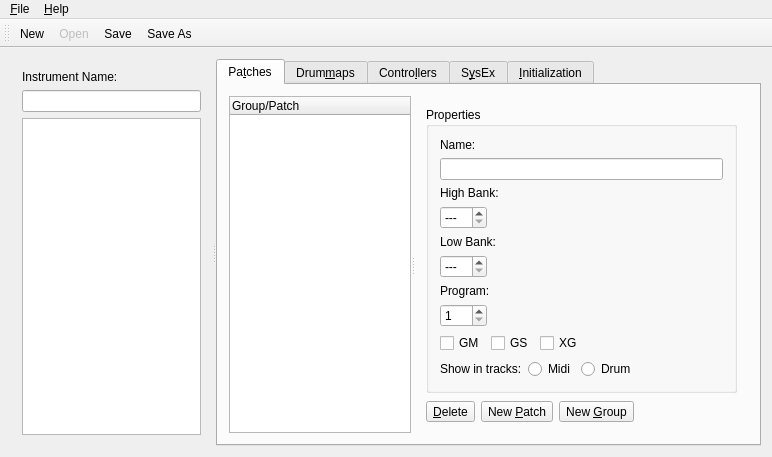
This is muse3/muse/instruments/editinstrumentbase.ui in emrum/muse as Qt 5 draws it before an edit. The edited form follows.
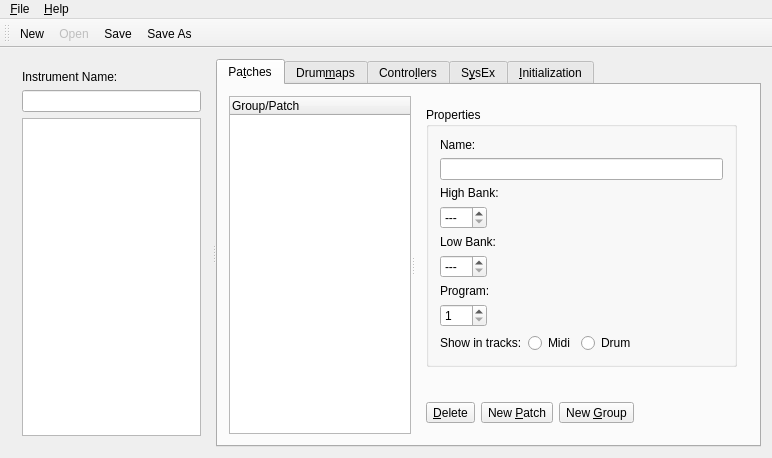
This is the edited form.

The edit to the form file:
```diff
--- a/muse3/muse/instruments/editinstrumentbase.ui
+++ b/muse3/muse/instruments/editinstrumentbase.ui
@@ -7,7 +7,7 @@
     <x>0</x>
     <y>0</y>
     <width>772</width>
-    <height>431</height>
+    <height>458</height>
    </rect>
   </property>
   <property name="minimumSize">
@@ -286,65 +286,6 @@
                   </item>
                  </layout>
                 </item>
-                <item>
-                 <layout class="QHBoxLayout">
-                  <item>
-                   <widget class="QCheckBox" name="checkBoxGM">
-                    <property name="toolTip">
-                     <string>GM patch</string>
-                    </property>
-                    <property name="whatsThis">
-                     <string>If set, the patch is available in a 'GM' or 'NO' midi song type.</string>
-                    </property>
-                    <property name="text">
-                     <string>GM</string>
-                    </property>
-                    <property name="shortcut">
-                     <string/>
-                    </property>
-                   </widget>
-                  </item>
-                  <item>
-                   <widget class="QCheckBox" name="checkBoxGS">
-                    <property name="toolTip">
-                     <string>GS patch</string>
-                    </property>
-                    <property name="whatsThis">
-                     <string>If set, the patch is available in a 'GS' or 'NO' midi song type.</string>
-                    </property>
-                    <property name="text">
-                     <string>GS</string>
-                    </property>
-                   </widget>
-                  </item>
-                  <item>
-                   <widget class="QCheckBox" name="checkBoxXG">
-                    <property name="toolTip">
-                     <string>XG patch</string>
-                    </property>
-                    <property name="whatsThis">
-                     <string>If set, the patch is available in an 'XG' or 'NO' midi song type.</string>
-                    </property>
-                    <property name="text">
-                     <string>XG</string>
-                    </property>
-                   </widget>
-                  </item>
-                  <item>
-                   <spacer name="horizontalSpacer_2">
-                    <property name="orientation">
-                     <enum>Qt::Horizontal</enum>
-                    </property>
-                    <property name="sizeHint" stdset="0">
-                     <size>
-                      <width>40</width>
-                      <height>20</height>
-                     </size>
-                    </property>
-                   </spacer>
-                  </item>
-                 </layout>
-                </item>
                 <item>
                  <layout class="QHBoxLayout" name="horizontalLayout_9">
                   <item>
```
Left out of the diff: 111 changed lines with no effect on the pictures.
